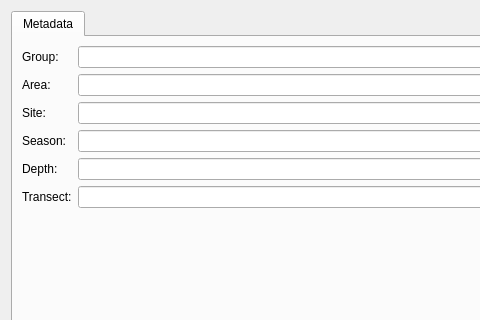
Before: the Qt Designer form src/preprocessor/gui/project_settings_dialog.ui in CAMBioMed/preprocessor, drawn with Qt 5; both pictures show x 0 to 480 and y 0 to 320 of the 649 by 470 pixel window.
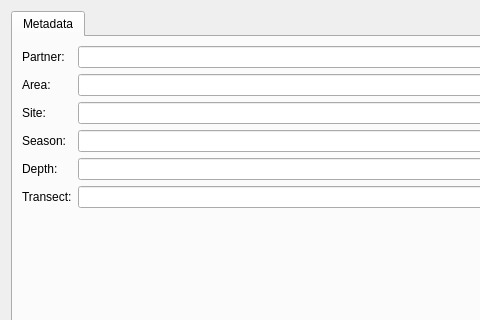
After: the same form once the commit is applied.

Commit message: Rename Group metadata to Partner

Patch:
```diff
--- a/src/preprocessor/gui/project_settings_dialog.ui
+++ b/src/preprocessor/gui/project_settings_dialog.ui
@@ -27,7 +27,7 @@
        <item row="0" column="0">
         <widget class="QLabel" name="lblGroup">
          <property name="text">
-          <string>Group:</string>
+          <string>Partner:</string>
          </property>
         </widget>
        </item>
```
Left out of the diff: 4 changed lines with no effect on the pictures. The commit also changes 2 other files.
